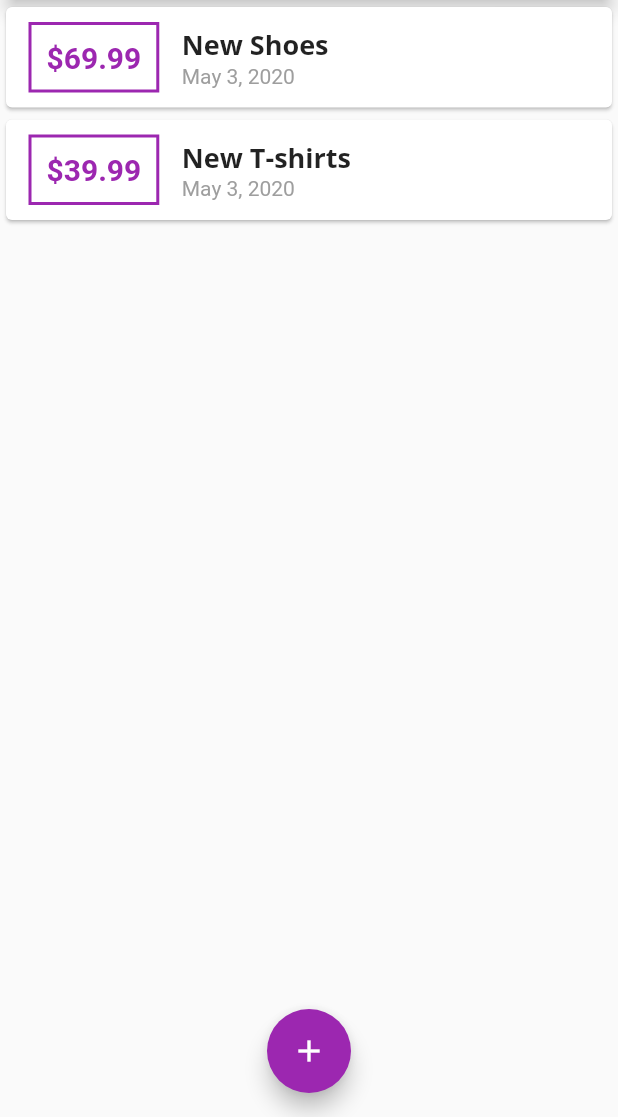
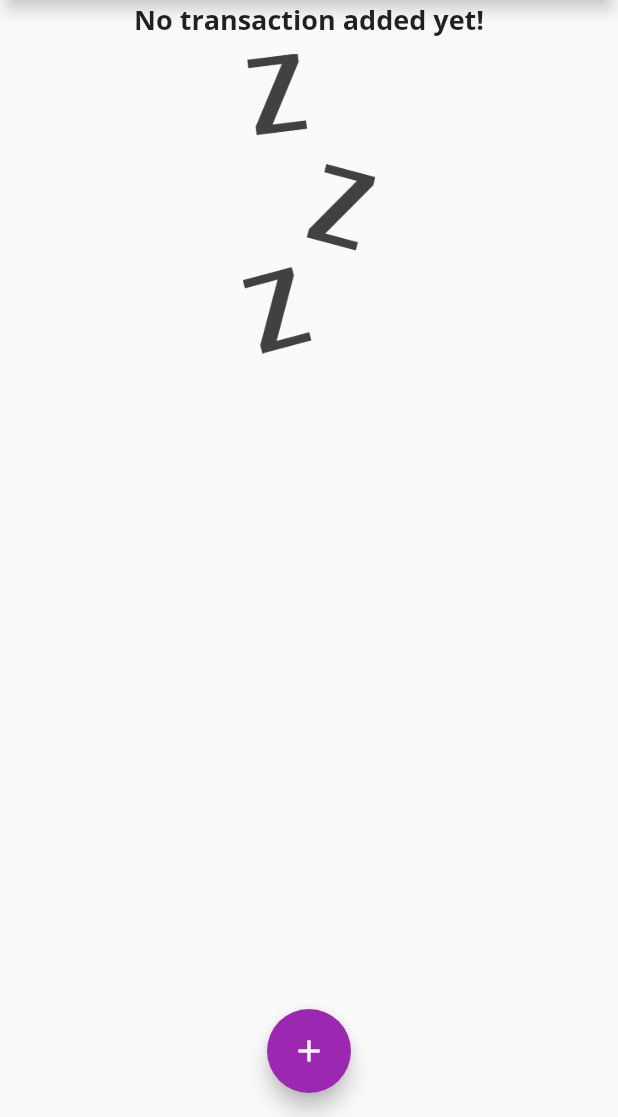
Before and after one commit to ravipandya412/expense_app, a Flutter app: the screen it shows after launch, on a phone screen of 412 x 824 dp, the part 119-1236 px from its top. Run offline on Flutter 3.47's test engine with Material 2 defaults, Android fonts, the phone set to English and light mode, and no system bars.

Commit message:
Add emptyview if there is a no transaction in list

```diff
--- a/lib/main.dart
+++ b/lib/main.dart
@@ -36,18 +36,18 @@ class MyHomePage extends StatefulWidget {
 
 class _MyHomePageState extends State<MyHomePage> {
   final List<Transaction> _userTransaction = [
-    Transaction(
-      id: 't1',
-      title: 'New Shoes',
-      amount: 69.99,
-      date: DateTime.now(),
-    ),
-    Transaction(
-      id: 't2',
-      title: 'New T-shirts',
-      amount: 39.99,
-      date: DateTime.now(),
-    ),
+    // Transaction(
+    //   id: 't1',
+    //   title: 'New Shoes',
+    //   amount: 69.99,
+    //   date: DateTime.now(),
+    // ),
+    // Transaction(
+    //   id: 't2',
+    //   title: 'New T-shirts',
+    //   amount: 39.99,
+    //   date: DateTime.now(),
+    // ),
   ];
 
   void _addNewTransaction(String txTitle, double txAmount) {
--- a/lib/widgets/transaction_list.dart
+++ b/lib/widgets/transaction_list.dart
@@ -11,14 +11,27 @@ class TransactionList extends StatelessWidget {
     return //Transaction Card
         Container(
       height: 300,
-      child: ListView.builder(
+      child: transactions.isEmpty
+          ? Column(
+              children: <Widget>[
+                Text('No transaction added yet!',
+                style: Theme.of(context).textTheme.title,),
+                SizedBox(height: 10,),
+                Container(
+                  height: 200,
+                  child: Image.asset('assets/images/waiting.png',
+                fit: BoxFit.cover,))
+              ],
+            )
+          : ListView.builder(
               itemBuilder: (ctx, index) {
                 return Card(
                     child: Row(
                   children: <Widget>[
                     //Amount
                     Container(
-                margin: EdgeInsets.symmetric(vertical: 10, horizontal: 15),
+                      margin:
+                          EdgeInsets.symmetric(vertical: 10, horizontal: 15),
                       decoration: BoxDecoration(
                           border: Border.all(
                               color: Theme.of(context).primaryColor, width: 2)),
--- a/pubspec.yaml
+++ b/pubspec.yaml
@@ -42,8 +42,8 @@ flutter:
   uses-material-design: true
 
   # To add assets to your application, add an assets section, like this:
-  # assets:
-  #  - images/a_dot_burr.jpeg
+  assets:
+    - assets/images/waiting.png
   #  - images/a_dot_ham.jpeg
 
   # An image asset can refer to one or more resolution-specific "variants", see
@@ -66,7 +66,7 @@ flutter:
     - family: Quicksand
       fonts:
         - asset: assets/fonts/Quicksand-Regular.ttf
-        - asset: assets/fonts/Quicksand-Bold.ttf
+        - asset: assets/fonts/OpenSans-Bold.ttf
           weight: 700
   #   - family: Trajan Pro
   #     fonts:
```
Also changed, not shown: assets/images/waiting.png (added). Lines whose indentation alone changed are shown as unchanged.
